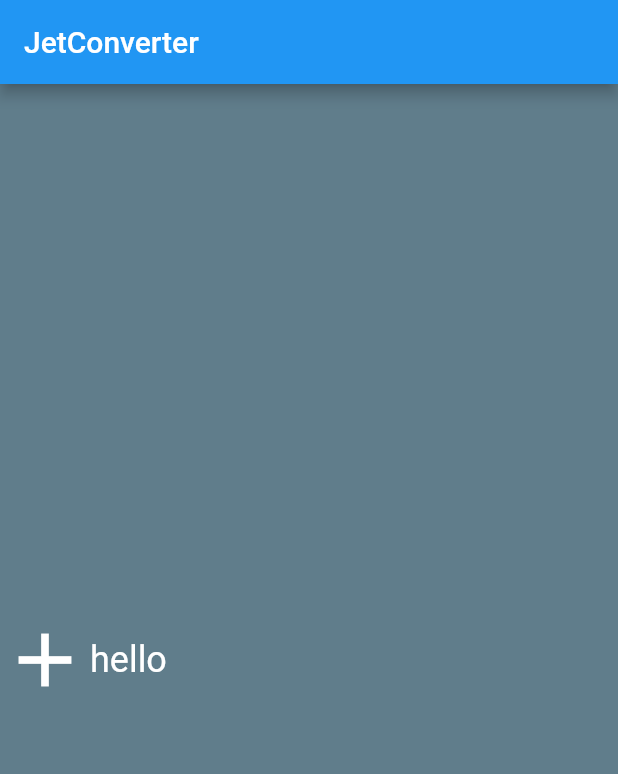
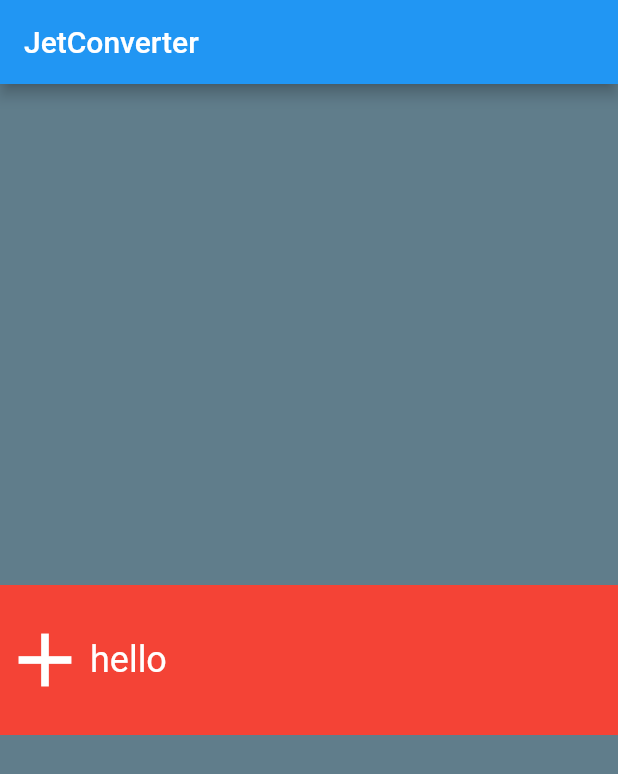
Before and after one commit to oussamabonnor1/JetConverter, a Flutter app: the screen it shows after launch, on a phone screen of 412 x 824 dp. Shown: the top 774 px of the screen. Run offline on Flutter 3.47's test engine with Material 2 defaults, Android fonts, the phone set to English and light mode, and no system bars.

Commit message:
adding inkwell animation to custom widget

```diff
--- a/lib/Category.dart
+++ b/lib/Category.dart
@@ -9,8 +9,15 @@ class Category extends StatelessWidget {
 
   @override
   Widget build(BuildContext context) {
-    return Container(
+    return Material(
+      color: Colors.red,
+      child: Container(
         height: 100,
+        child: InkWell(
+          highlightColor: Colors.amber,
+          onTap: (){
+            print("I was tapped!");
+          },
           child: Row(
             children: <Widget>[
               Icon(icon, size: 60, color: color),
@@ -20,6 +27,8 @@ class Category extends StatelessWidget {
               ),
             ],
           ),
+        ),
+      ),
     );
   }
 }
```
Lines whose indentation alone changed are shown as unchanged.
